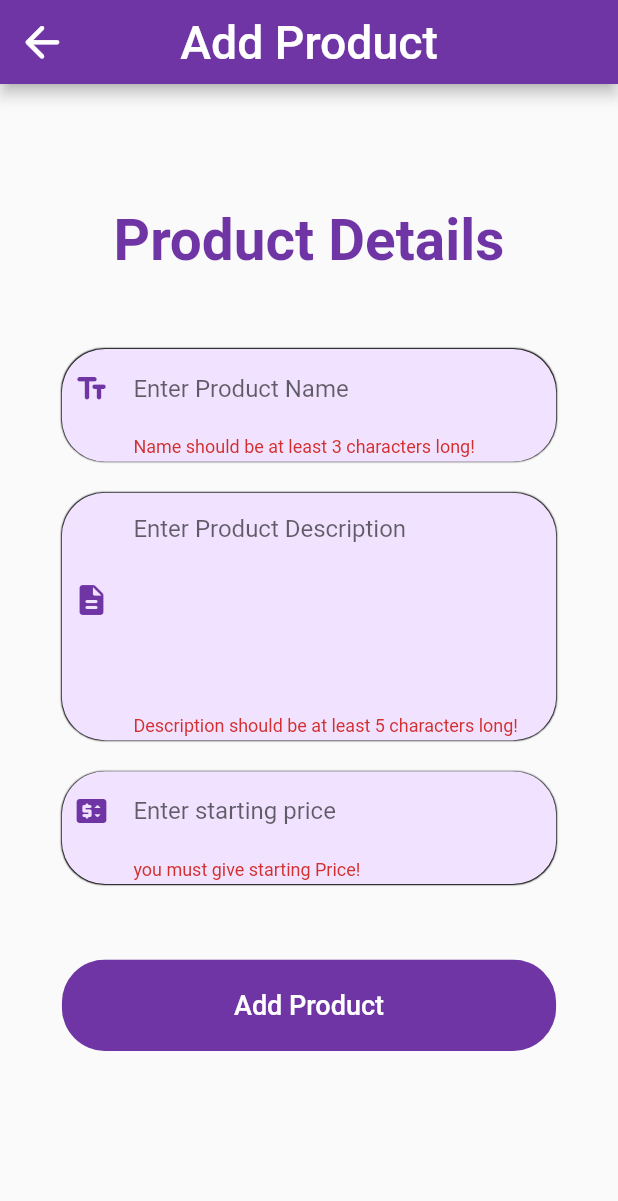
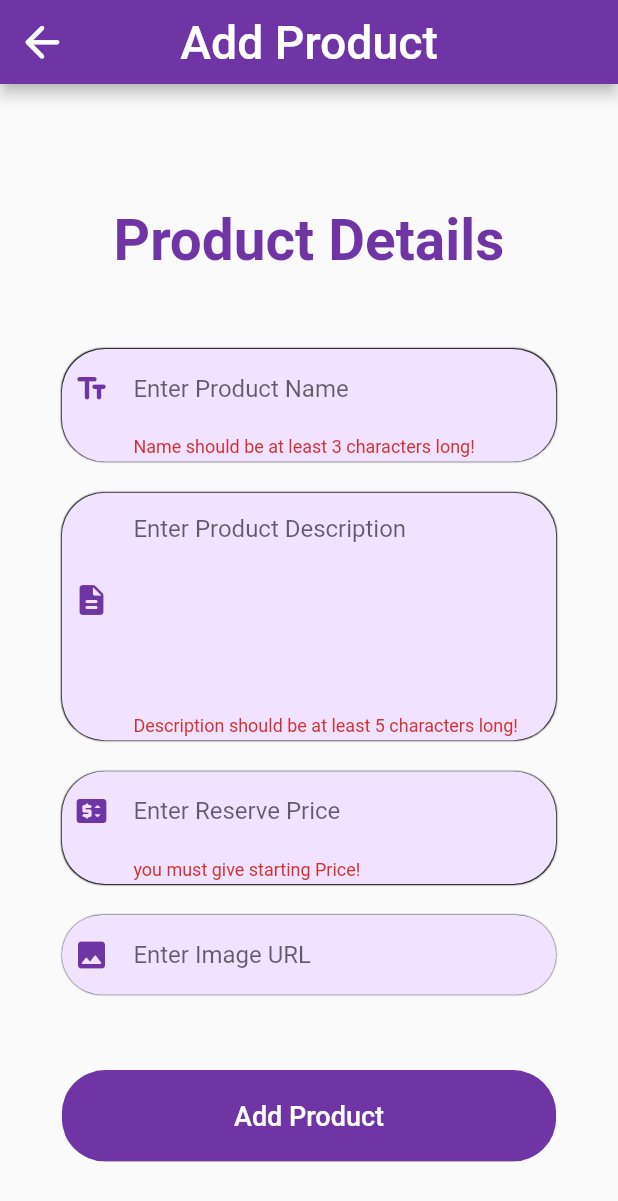
Before and after one commit to FerasHamam/LegacyAuction, a Flutter app: the AddProductScreen screen opened by its route, after a tap on "Add Product", on a phone screen of 412 x 824 dp. Shown: the top 1201 px of the screen. Run offline on Flutter 3.47's test engine with Material 2 defaults, Android fonts, the phone set to English and light mode, and no system bars; our stand-ins replace cloud_firestore, firebase_auth, firebase_core, firebase_database, flutter_screenutil; accounts and stored records are empty; network calls fail.

Commit message:
tweaked the design!

```diff
--- a/lib/descriptionComponents/ProductDeatilsWidget.dart
+++ b/lib/ProductDetailsComponents/ProductDeatilsWidget.dart
@@ -32,7 +32,11 @@ class ProductDetailsWidget extends StatelessWidget {
           highestBidder: prod.highestbidder,
           highestBid: prod.bidPrice,
         ),
-        ProductDateWidget(postedin: prod.postedin, expiryDate: prod.expiryDate),
+        ProductDateWidget(
+          postedin: prod.postedin,
+          expiryDate: prod.expiryDate,
+          email: prod.userEmail,
+        ),
       ]),
     );
   }
--- a/lib/models/Product.dart
+++ b/lib/models/Product.dart
@@ -2,27 +2,30 @@ class Product {
   late String prodId;
   String name;
   String desc;
+  String imageURL;
   String startingPrice;
   String bidPrice;
-  String userId;
+  String userEmail;
   String highestbidder;
   DateTime postedin;
   DateTime expiryDate;
   Product(
       {required this.name,
       required this.desc,
+      required this.imageURL,
       required this.startingPrice,
       required this.bidPrice,
-      required this.userId,
+      required this.userEmail,
       required this.highestbidder,
       required this.postedin,
       required this.expiryDate});
   Map<String, dynamic> toJson() => <String, dynamic>{
         'name': name,
         'desc': desc,
+        'imageURL': imageURL,
         'postedin': postedin.toString(),
         'expiryDate': expiryDate.toString(),
-        'userId': userId,
+        'userEmail': userEmail,
         'highestbidder': highestbidder,
         'startingPrice': startingPrice.toString(),
         'bidPrice': bidPrice.toString(),
@@ -30,9 +33,10 @@ class Product {
   Product.fromJson(Map<dynamic, dynamic> json)
       : name = json['name'],
         desc = json['desc'],
+        imageURL = json['imageURL'],
         startingPrice = json['startingPrice'],
         bidPrice = json['bidPrice'],
-        userId = json['userId'],
+        userEmail = json['userEmail'],
         highestbidder = json['highestbidder'],
         postedin = DateTime.parse(json['postedin'] as String),
         expiryDate = DateTime.parse(json['expiryDate'] as String);
--- a/lib/models/User.dart
+++ b/lib/models/User.dart
@@ -31,10 +31,10 @@ class UserData with ChangeNotifier {
     }
   }
 
-  static Future<String> getUserId() async {
-    final currUser = await FirebaseAuth.instance.currentUser;
+  static String getUserEmail() {
+    final currUser = FirebaseAuth.instance.currentUser;
     if (currUser != null) {
-      return currUser.uid;
+      return currUser.email!;
     }
     return "";
   }
--- a/lib/screens/AddProductScreen.dart
+++ b/lib/screens/AddProductScreen.dart
@@ -1,6 +1,7 @@
 import 'package:flutter/material.dart';
 import 'package:flutter_screenutil/flutter_screenutil.dart';
 import 'package:provider/provider.dart';
+import 'package:http/http.dart' as http;
 //constants
 import '../constants.dart';
 //input
@@ -20,12 +21,14 @@ class _AddProductScreenState extends State<AddProductScreen> {
   late TextEditingController productName;
   late TextEditingController desc;
   late TextEditingController startingPrice;
+  late TextEditingController imageUrl;
   final _formKey = GlobalKey<FormState>();
   @override
   void initState() {
     productName = TextEditingController();
     desc = TextEditingController();
     startingPrice = TextEditingController();
+    imageUrl = TextEditingController();
     super.initState();
   }
 
@@ -33,6 +36,8 @@ class _AddProductScreenState extends State<AddProductScreen> {
   void dispose() {
     startingPrice.dispose();
     productName.dispose();
+    desc.dispose();
+    imageUrl.dispose();
     super.dispose();
   }
 
@@ -184,7 +189,49 @@ class _AddProductScreenState extends State<AddProductScreen> {
                             Icons.price_change_rounded,
                             color: kPrimaryColor,
                           ),
-                          hintText: 'Enter starting price',
+                          hintText: 'Enter Reserve Price',
+                          border: InputBorder.none),
+                    ),
+                  ),
+                  inputContainer(
+                    child: TextFormField(
+                      controller: imageUrl,
+                      keyboardType: TextInputType.url,
+                      textInputAction: TextInputAction.done,
+                      onSaved: (value) async {
+                        if (value == null) {
+                          value = "0";
+                        }
+                        imageUrl.text = value;
+                      },
+                      validator: (value) {
+                        if (value!.contains('https://') == false)
+                          value = 'https://' + value;
+                        ;
+                        if (value == "") {
+                          isValid = false;
+                          return "you must enter image URL!";
+                        } else if (Uri.tryParse(value) != null) {
+                          http.get(Uri.parse(value)).then((response) {
+                            try {
+                              if (response.statusCode == 200) {
+                                isValid = true;
+                                return null;
+                              }
+                            } catch (err) {
+                              isValid = false;
+                              return 'image url is no valid!';
+                            }
+                          });
+                        }
+                      },
+                      cursorColor: kPrimaryColor,
+                      decoration: InputDecoration(
+                          icon: Icon(
+                            Icons.image_rounded,
+                            color: kPrimaryColor,
+                          ),
+                          hintText: 'Enter Image URL',
                           border: InputBorder.none),
                     ),
                   ),
@@ -200,13 +247,12 @@ class _AddProductScreenState extends State<AddProductScreen> {
                         ),
                         onPressed: () async {
                           isValid = _formKey.currentState!.validate();
-                          print(isValid);
                           if (isValid) {
                             _formKey.currentState!.save();
                             try {
                               Provider.of<Products>(context, listen: false)
                                   .addProduct(productName.text, desc.text,
-                                      startingPrice.text);
+                                      startingPrice.text, imageUrl.text);
                               Provider.of<AppState>(context, listen: false)
                                   .setMenu();
                               Navigator.of(context).pop();
--- a/lib/screens/LoginAndSignupScreen.dart
+++ b/lib/screens/LoginAndSignupScreen.dart
@@ -191,7 +191,7 @@ class _LoginAndSignupScreenState extends State<LoginAndSignupScreen> {
                               _formKey.currentState!.save();
                               try {
                                 bool validUser;
-                                if (type == 'signup')
+                                if (type == 'Signup')
                                   validUser = await Provider.of<UserData>(
                                           context,
                                           listen: false)
--- a/pubspec.yaml
+++ b/pubspec.yaml
@@ -30,6 +30,7 @@ dependencies:
   firebase_core: ^1.8.0
   firebase_database: ^8.0.1
   intl: ^0.17.0
+  http: ^0.13.4
 
 
 
```
Also changed, not shown: lib/ProductDetailsComponents/ProductDateWidget.dart (renamed from lib/descriptionComponents/ProductDateWidget.dart, +15 -3 lines), lib/ProductDetailsComponents/ProductDescWidget.dart (added, +38 -0 lines), lib/ProductDetailsComponents/ProductHighestBidderWidget.dart (renamed from lib/descriptionComponents/ProductHighestBidderWidget.dart, +5 -5 lines), lib/ProductDetailsComponents/ProductImageWidget.dart (added, +23 -0 lines), lib/descriptionComponents/ProductDescWidget.dart (deleted, +0 -35 lines), lib/models/Products.dart (+5 -3 lines), lib/screens/ProductDetailsScreen.dart (+11 -4 lines), lib/widgets/ProductWidget.dart (+41 -21 lines), pubspec.lock, 1 other file.
